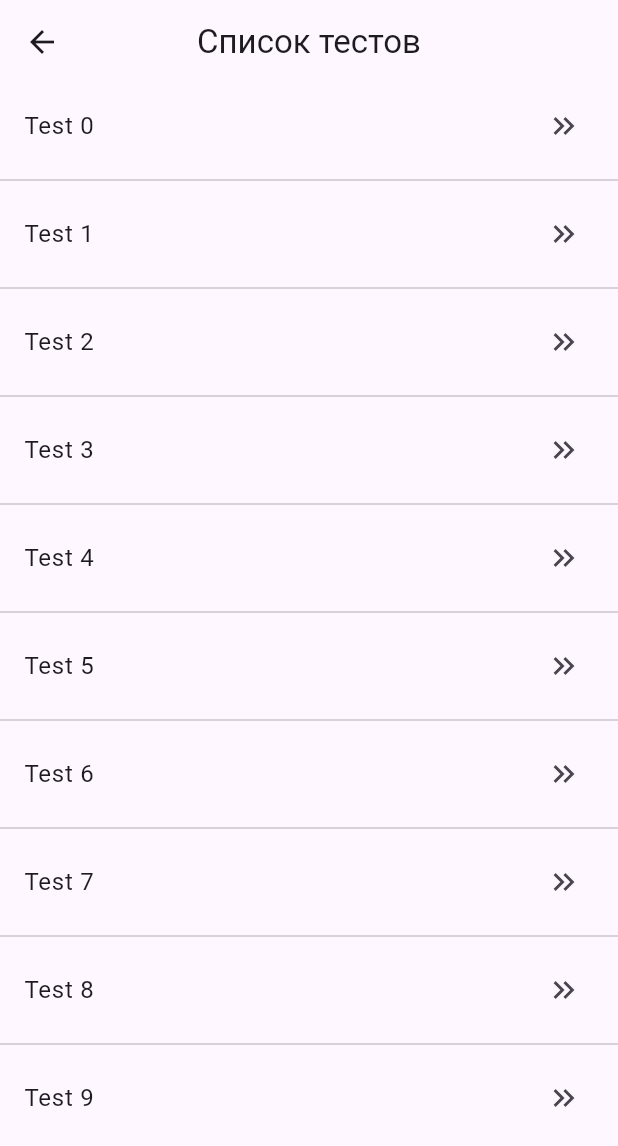
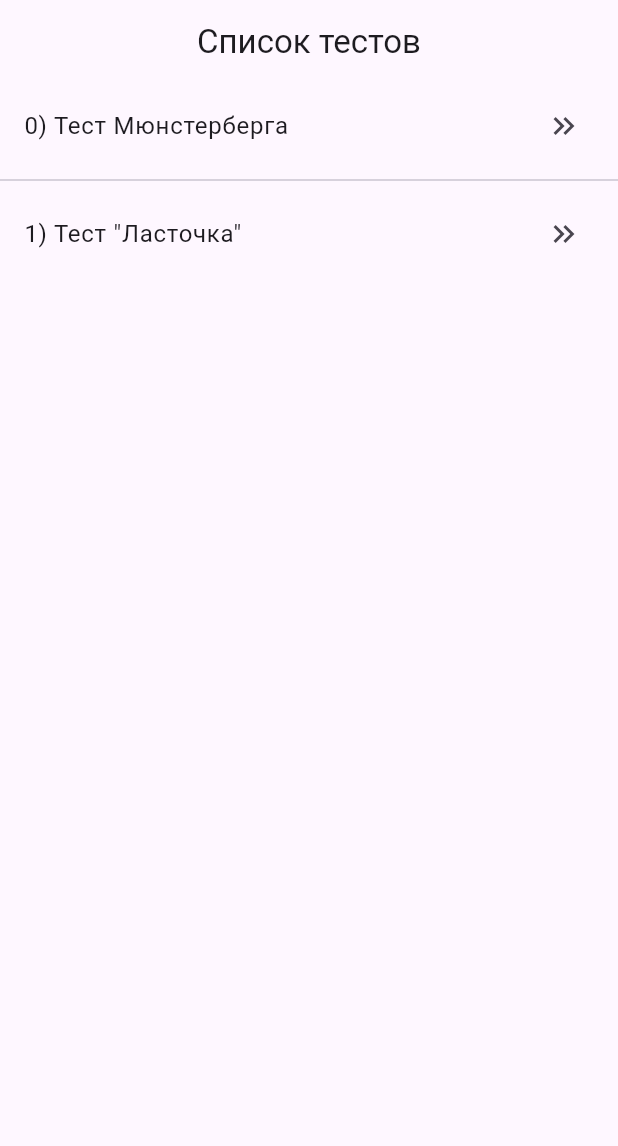
Before and after one commit to Cognitive-HSE/cognitive_app, a Flutter app: the SuccessRegScreen screen opened by its route, after a tap on "Выбрать тест", on a phone screen of 412 x 824 dp. Shown: the top 1146 px of the screen. Run offline on Flutter 3.47's test engine with Material 3 defaults, Android fonts, the phone set to English and light mode, and no system bars; statements that could not run were skipped.

Commit message:
edit navigation + code refactoring

```diff
--- a/lib/features/registration/success_reg_screen.dart
+++ b/lib/features/registration/success_reg_screen.dart
@@ -20,9 +20,11 @@ class _SuccessRegScreenState extends State<SuccessRegScreen> {
 
   void _goToTests() {
     debugPrint("User are going to tests");
-    Navigator.of(context).pushNamed(
-        '/successReg/testList',
-      );
+    Navigator.pushNamedAndRemoveUntil(
+      context,
+      '/testList',
+      (route) => false
+    );
   }
 
   @override
--- a/lib/features/tests_list/tests_list_screen.dart
+++ b/lib/features/tests_list/tests_list_screen.dart
@@ -11,19 +11,27 @@ class TestsListScreen extends StatefulWidget {
 }
 
 class _TestsListScreenState extends State<TestsListScreen> {
-
+  Map tests = {0: "Тест Мюнстерберга", 1: "Тест \"Ласточка\""};
 
   @override
   void dispose() {
-
     super.dispose();
   }
 
-  void _goToChosenTest() {
+  void _goToChosenTest(int testIndex) {
+
     debugPrint("User are going to chosen test");
-    Navigator.of(context).pushNamed(
-      '/successReg/testList/testDescription',
-    );
+
+    if (testIndex == 0) {
+      Navigator.of(context).pushNamed(
+        '/testList/munstTestDescription',
+      );
+    }
+    if (testIndex == 1) {
+      Navigator.of(context).pushNamed(
+        '/testList/birdTestDescription',
+      );
+    }
   }
 
   @override
@@ -36,36 +44,23 @@ class _TestsListScreenState extends State<TestsListScreen> {
       ),
 
       body: ListView.separated(
-        itemCount: 10,
+        itemCount: tests.length,
         separatorBuilder: (context, index) => const Divider(),
-        itemBuilder: (context, i) => ListTile(
-          title: Text('Test $i'),
-          trailing: const Icon(Icons.keyboard_double_arrow_right),
-          onTap: () {
-          _goToChosenTest();
-          },
-        ),
+        itemBuilder: (context, i) {
+          // Получаем ключ и значение из словаря
+          final index = tests.keys.elementAt(i);
+          final test = tests[index];
 
+          return ListTile(
+            title: Text('$index) $test'),
+            trailing: const Icon(Icons.keyboard_double_arrow_right),
+            onTap: () {
+            _goToChosenTest(index);
+            },
+          );
+        },
       ),
     );
   }
 
-
-
-
-          //     final coin = state.coinsList[i];
-
-          //     return CryptoCoinTile(coin: coin);
-          //     },,
-          // padding: const EdgeInsets.only(top: 16),
-          //   itemCount: state.coinsList.length,
-          //   separatorBuilder: (context, index) => Divider(color: theme.dividerColor),
-
-          //   itemBuilder: (context, i) {
-
-          //     final coin = state.coinsList[i];
-
-          //     return CryptoCoinTile(coin: coin);
-          //     },
-          //   );
 }
--- a/lib/router/router.dart
+++ b/lib/router/router.dart
@@ -1,15 +1,17 @@
 import 'package:cognitive/features/registration/registration_screen.dart';
+import 'package:cognitive/features/tests/birdTest/bird_test_description_screen.dart';
 import 'package:cognitive/features/tests/birdTest/bird_test_screen.dart';
-import 'package:cognitive/features/tests/one_test_screen.dart';
-import 'package:cognitive/features/tests/test_description_screen.dart';
+import 'package:cognitive/features/tests/munstTest/munst_test_screen.dart';
+import 'package:cognitive/features/tests/munstTest/munst_test_description_screen.dart';
 import 'package:cognitive/features/tests_list/tests_list_screen.dart';
 import '../features/registration/success_reg_screen.dart';
 
 final routes = {
         '/': (context) => const RegistrationScreen(),
         '/successReg': (context) => const SuccessRegScreen(),
-        '/successReg/testList': (context) => const TestsListScreen(),
-        '/successReg/testList/testDescription': (context) => const TestDescriptionScreen(),
-        //'/successReg/testList/testDescription/oneTest': (context) => OneTestScreen(),
-        '/successReg/testList/testDescription/oneTest': (context) => const BirdtestScreen()
+        '/testList': (context) => const TestsListScreen(),
+        '/testList/munstTestDescription': (context) => const MunstTestDescriptionScreen(),
+        '/munstTest': (context) => const MunstTestScreen(),
+        '/testList/birdTestDescription': (context) => const BirdTestDescriptionScreen(),
+        '/birdTest': (context) => const BirdtestScreen()
       };
```
Also changed, not shown: lib/features/tests/birdTest/bird_test_description_screen.dart (added, +55 -0 lines), lib/features/tests/birdTest/bird_test_screen.dart (+2 -2 lines), lib/features/tests/munstTest/munst_test_description_screen.dart (added, +55 -0 lines), lib/features/tests/munstTest/munst_test_screen.dart (renamed from lib/features/tests/one_test_screen.dart, +13 -6 lines), lib/features/tests/test_description_screen.dart (deleted, +0 -41 lines).
